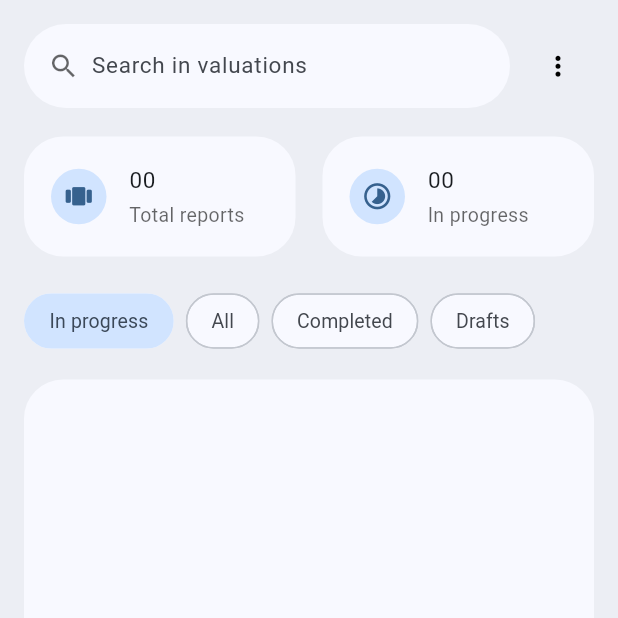
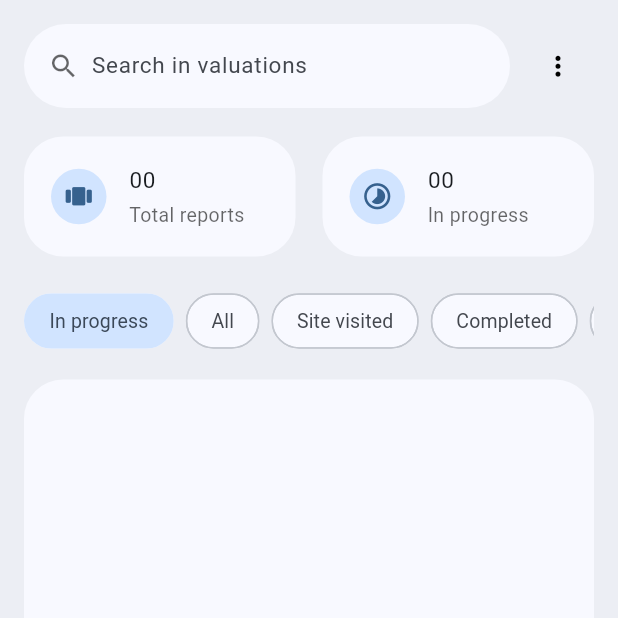
Before and after one commit to deninpaul/ValuatorX, a Flutter app: the HomeScreen screen opened by its route, on a phone screen of 412 x 824 dp, the top half of it. Run offline on Flutter 3.47's test engine with Material 3 defaults, Android fonts, the phone set to English and light mode, and no system bars; our stand-ins replace flutter_compass, flutter_dotenv, flutter_map, geocoding, geolocator, hive_ce and 4 more; missing offline and left inert: dart:html, flutter_map_cache, flutter_map_marker_cluster, flutter_quill, http_cache_hive_store, markdown and 2 more; accounts and stored records are empty.

Commit message:
feat: indicator and tab if valuation site visited

```diff
--- a/lib/models/valuation.dart
+++ b/lib/models/valuation.dart
@@ -386,7 +386,12 @@ class Valuation {
 
   String get subtitle => [village, taluk].where((e) => e.trim().isNotEmpty).join(', ');
 
-  String get title => reportReference.isNotEmpty ? "$reportReference - ${extractPersons(mortgagorDetail)}" : extractPersons(mortgagorDetail);
+  String get title =>
+      reportReference.isNotEmpty ? "$reportReference - ${extractPersons(mortgagorDetail)}" : extractPersons(mortgagorDetail);
+
+  bool get siteVisited =>
+      (longitude.isNotEmpty && latitude.isNotEmpty && (houseNumber.trim().isNotEmpty || propertyAreaRate.trim().isNotEmpty)) &&
+      (longitude != "0" && latitude != "0");
 
   static const editableFields = [
     REPORT_REFERENCE,
--- a/lib/pages/common/field/tag.dart
+++ b/lib/pages/common/field/tag.dart
@@ -38,7 +38,6 @@ class _TagState extends State<Tag> {
     final textTheme = Theme.of(context).textTheme;
     Color tagColor() {
       switch (widget.text) {
-        case "Backlog":
         case "In progress":
           return colorScheme.secondaryContainer;
         case "Draft":
@@ -85,7 +84,7 @@ class _TagState extends State<Tag> {
                       : Container(
                         width: 15,
                         height: 15,
-                        margin: EdgeInsets.symmetric(horizontal: 47, vertical: 2),
+                        margin: EdgeInsets.symmetric(horizontal: 41, vertical: 2),
                         child: CircularProgressIndicator(strokeWidth: 3),
                       ),
             )
--- a/lib/pages/valuation/valuation_screen.dart
+++ b/lib/pages/valuation/valuation_screen.dart
@@ -79,8 +79,9 @@ class _ValuationsState extends State<Valuations> with WidgetsBindingObserver {
 
   @override
   Widget build(BuildContext context) {
-    final colorScheme = Theme.of(context).colorScheme;
-    final textTheme = Theme.of(context).textTheme;
+    final theme = Theme.of(context);
+    final colorScheme = theme.colorScheme;
+    final textTheme = theme.textTheme;
     final provider = Provider.of<ValuationProvider>(context);
     final isHomePage = provider.selectedItem == "";
     final total = provider.allValutions.length.toString().padLeft(2, '0');
@@ -88,6 +89,24 @@ class _ValuationsState extends State<Valuations> with WidgetsBindingObserver {
 
     viewValuation(String id) {
       provider.setSelectedItem(id);
+    }
+
+    Widget siteVisitIndicator() {
+      return Container(
+        padding: EdgeInsets.symmetric(horizontal: 5, vertical: 2),
+        decoration: BoxDecoration(
+          borderRadius: BorderRadius.circular(21),
+         color: colorScheme.secondaryContainer,
+        ),
+        child: Row(
+          spacing: 2,
+          mainAxisSize: MainAxisSize.min,
+          children: [
+            Icon(Icons.hiking_outlined, size: 12, color: theme.hintColor),
+            Icon(Icons.check_circle_outline, size: 12, color: theme.hintColor),
+          ],
+        ),
+      );
     }
 
     return Stack(
@@ -127,6 +146,7 @@ class _ValuationsState extends State<Valuations> with WidgetsBindingObserver {
                       children: [
                         FilterPill(text: Valuation.statusOptions[0], selectedText: filter, onSelected: onSelectFilter),
                         FilterPill(text: "All", selectedText: filter, onSelected: onSelectFilter),
+                        FilterPill(text: "Site visited", selectedText: filter, onSelected: onSelectFilter),
                         FilterPill(text: Valuation.statusOptions[1], selectedText: filter, onSelected: onSelectFilter),
                         FilterPill(text: "Drafts", selectedText: filter, onSelected: onSelectFilter),
                       ],
@@ -146,6 +166,7 @@ class _ValuationsState extends State<Valuations> with WidgetsBindingObserver {
                         info: valuation.dateOfInspection,
                         tag: valuation.status,
                         onTapAction: viewValuation,
+                        subtitleInfo: valuation.siteVisited ? siteVisitIndicator() : null,
                       );
                     },
                   ),
--- a/lib/providers/valuation_provider.dart
+++ b/lib/providers/valuation_provider.dart
@@ -52,20 +52,23 @@ class ValuationProvider extends ChangeNotifier {
         [val.reportReference, val.dateOfInspection, val.village, val.taluk, val.mortgagorDetail, val.fileAllocationDetail].join(' '),
       ).contains(query),
     );
-    switch (filter) {
-      case "In progress":
-        result = result.where((val) => val.status == "In progress" || val.status == "Draft");
+    switch (filter.toLowerCase()) {
+      case "in progress":
+        result = result.where((val) => val.status.toLowerCase() == "in progress" || val.status.toLowerCase() == "draft");
         break;
-      case "Completed":
-        result = result.where((val) => val.status == "Completed");
+      case "site visited":
+        result = result.where((val) => val.siteVisited && val.status.toLowerCase() != "completed");
         break;
-      case "Drafts":
-        result = result.where((val) => val.status == "Draft");
-      case "Trash":
-        result = result.where((val) => val.status == "Trash");
-      case "All":
+      case "completed":
+        result = result.where((val) => val.status.toLowerCase() == "completed");
+        break;
+      case "drafts":
+        result = result.where((val) => val.status.toLowerCase() == "draft");
+      case "trash":
+        result = result.where((val) => val.status.toLowerCase() == "trash");
+      case "all":
       default:
-        result = result.where((val) => val.status != "Trash");
+        result = result.where((val) => val.status.toLowerCase() != "trash");
     }
     return result.toList();
   }
--- a/pubspec.yaml
+++ b/pubspec.yaml
@@ -1,7 +1,7 @@
 name: valuatorx
 description: "Create and manage valuation reports and more with ValuatorX"
 publish_to: 'none'
-version: 1.0.4+31
+version: 1.0.4+32
 environment:
   sdk: ^3.7.0
 dependencies:
```
Also changed, not shown: lib/pages/common/tiles/summary_tile.dart (+31 -2 lines), 1 other file.
